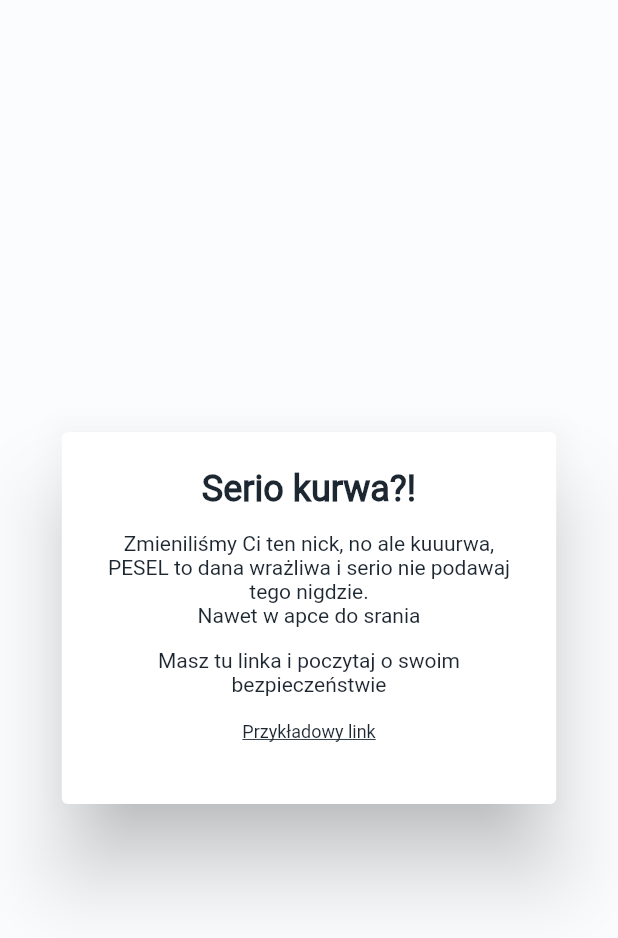
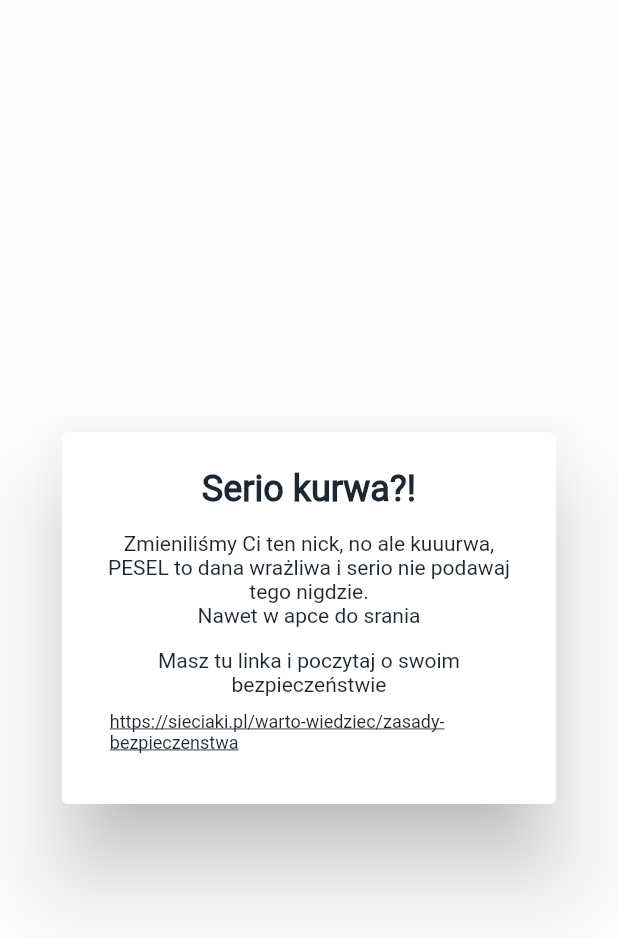
Before and after one commit to artoniaz/chalet, a Flutter app: the PersonalNumberConfirmDialog widget shown alone on an empty page, opened directly, on a phone screen of 412 x 824 dp. Shown: the top 938 px of the screen. Run offline on Flutter 3.47's test engine with Material 2 defaults, Android fonts, the phone set to English and light mode, and no system bars; our stand-ins replace cached_network_image, carousel_slider, cloud_firestore, device_info_plus, dio, equatable and 21 more; missing offline and left inert: flex_color_picker, flutter_login_facebook, flutter_polyline_points, geoflutterfire, google_place; accounts and stored records are empty.

Commit message:
Fixed small bugs

```diff
--- a/lib/screens/my_profile/personal_number_dialogs.dart
+++ b/lib/screens/my_profile/personal_number_dialogs.dart
@@ -35,12 +35,12 @@ class PersonalNumberConfirmDialog extends StatelessWidget {
           CustomTextButton(
             onPressed: () async {
               try {
-                await launch('https://www.facebook.com/profile.php?id=100001659348309');
+                await launch('https://sieciaki.pl/warto-wiedziec/zasady-bezpieczenstwa');
               } catch (e) {
                 EasyLoading.showError('Nie udało się otworzyć linku');
               }
             },
-            label: 'Przykładowy link',
+            label: 'https://sieciaki.pl/warto-wiedziec/zasady-bezpieczenstwa',
             color: Palette.ivoryBlack,
           ),
         ],
--- a/lib/screens/social/team_stats/team_stats_member_container.dart
+++ b/lib/screens/social/team_stats/team_stats_member_container.dart
@@ -33,7 +33,7 @@ class TeamStatsMemberContainer extends StatelessWidget {
           crossAxisAlignment: CrossAxisAlignment.start,
           children: [
             VerticalSizedBox8(),
-            Text(teamMember.chaletReviewsNumber.toString() + ' Dodanych posiedzeń'),
+            Text(teamMember.chaletReviewsNumber.toString() + ' posiedzeń'),
             VerticalSizedBox8(),
             Text(teamMember.chaletsAddedNumber.toString() + ' Dodanych szaletów'),
           ],
--- a/pubspec.yaml
+++ b/pubspec.yaml
@@ -15,7 +15,7 @@ publish_to: 'none' # Remove this line if you wish to publish to pub.dev
 # In iOS, build-name is used as CFBundleShortVersionString while build-number used as CFBundleVersion.
 # Read more about iOS versioning at
 # https://developer.apple.com/library/archive/documentation/General/Reference/InfoPlistKeyReference/Articles/CoreFoundationKeys.html
-version: 1.3.5
+version: 1.3.6
 
 environment:
   sdk: ">=2.12.0 <3.0.0"
```
Also changed, not shown: pubspec.lock, 1 other file.
